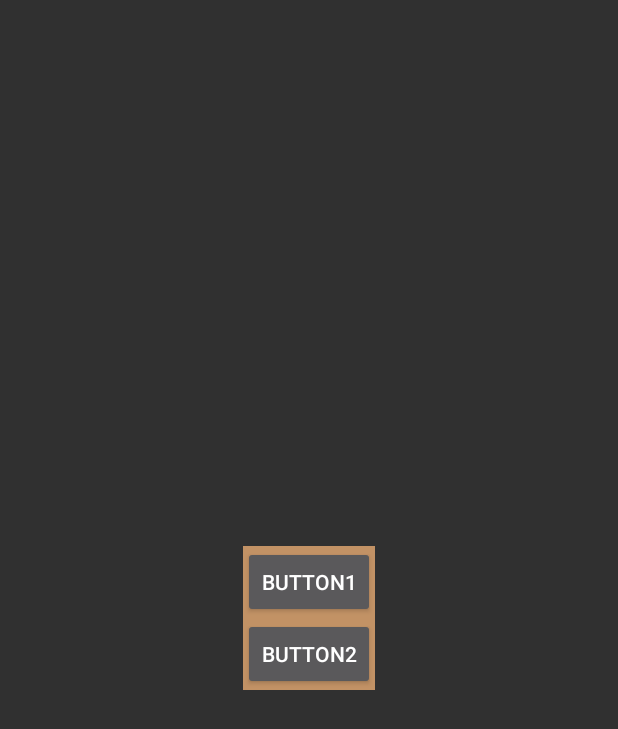
After one commit to Fitzbattleaxe/DNi, an Android app: the layout menu.xml on its own in the app's theme, with its tools: preview values and no code run, on a phone screen of 412 x 824 dp. The commit adds this screen. Shown: the top 729 px of the screen. Run offline under Robolectric (Android 15) with nearby library versions, the phone set to English and light mode, and no system bars.

Commit message:
Offset animation time slightly less. Make the icon slightly bigger. Start hacking in the menu button. Clean up a lot of dead and commented out code.

```diff
--- a/app/build.gradle
+++ b/app/build.gradle
@@ -23,7 +23,6 @@ android {
 dependencies {
     compile fileTree(include: ['*.jar'], dir: 'libs')
     testCompile 'junit:junit:4.12'
-    compile 'com.android.support:support-v4:22.2.1'
     compile 'com.android.support:appcompat-v7:23.0.0'
     compile 'com.android.support:design:23.0.0'
     compile 'com.android.support:percent:23.0.0'
--- a/app/src/main/res/layout/drawer_list_item.xml
+++ /dev/null
@@ -1,5 +0,0 @@
-<?xml version="1.0" encoding="utf-8"?>
-<TextView xmlns:android="http://schemas.android.com/apk/res/android"
-    android:id="@+id/title"
-    android:layout_width="200dp"
-    android:layout_height="match_parent" />
--- /dev/null
+++ b/app/src/main/res/layout/menu.xml
@@ -0,0 +1,22 @@
+<?xml version="1.0" encoding="utf-8"?>
+<LinearLayout xmlns:android="http://schemas.android.com/apk/res/android"
+    android:id="@+id/menu"
+    android:orientation="vertical"
+    android:layout_gravity="center"
+    android:layout_width="wrap_content"
+    android:layout_height="wrap_content"
+    android:background="#c29265"
+    android:baselineAligned="false">
+
+    <Button
+        android:layout_width="wrap_content"
+        android:layout_height="wrap_content"
+        android:text="Button1"
+        android:id="@+id/button" />
+
+    <Button
+        android:layout_width="wrap_content"
+        android:layout_height="wrap_content"
+        android:text="Button2"
+        android:id="@+id/button2" />
+</LinearLayout>
--- a/app/src/main/res/values/strings.xml
+++ b/app/src/main/res/values/strings.xml
@@ -1,7 +1,3 @@
 <resources>
     <string name="app_name">Gorayan</string>
-
-    <string-array name="drawer_options">
-        <item>About</item>
-    </string-array>
 </resources>
--- a/build.gradle
+++ b/build.gradle
@@ -5,7 +5,7 @@ buildscript {
         jcenter()
     }
     dependencies {
-        classpath 'com.android.tools.build:gradle:1.3.1'
+        classpath 'com.android.tools.build:gradle:1.4.0-beta3'
 
         // NOTE: Do not place your application dependencies here; they belong
         // in the individual module build.gradle files
```
Also changed, not shown: app/src/main/java/com/dane/dni/MenuDialogFragment.java (added, +24 -0 lines), app/src/main/java/com/dane/dni/Watch.java (+18 -37 lines), app/src/main/res/drawable/menu_icon.xml (added, +8 -0 lines), app/src/main/res/layout/activity_watch.xml (+13 -24 lines), app/src/main/res/layout/drawer_view.xml (deleted, +0 -10 lines), app/src/main/ic_launcher-web.png, app/src/main/res/mipmap-hdpi/ic_launcher.png, app/src/main/res/mipmap-mdpi/ic_launcher.png, app/src/main/res/mipmap-xhdpi/ic_launcher.png, app/src/main/res/mipmap-xxhdpi/ic_launcher.png, app/src/main/res/mipmap-xxxhdpi/ic_launcher.png, 1 other file.
